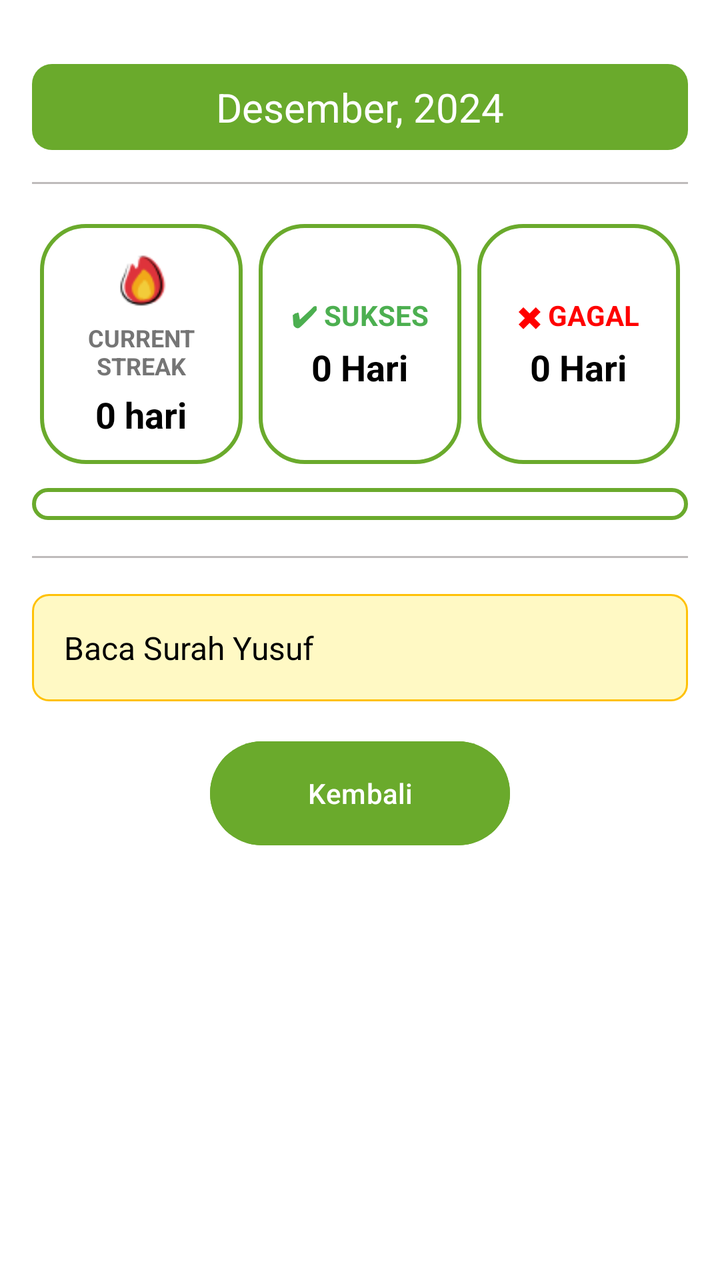
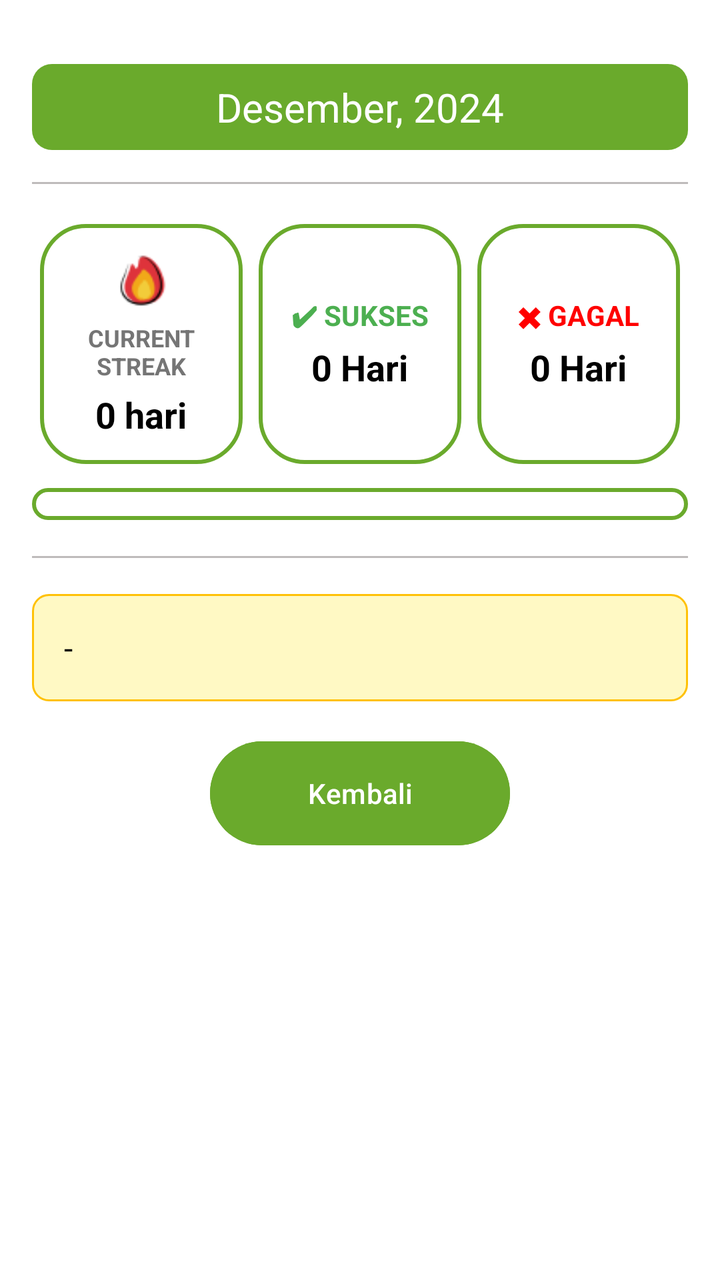

Compare the two renders of this Android layout. The source of the first and the diff that turns it into the second are given below.
<!-- AndroidManifest.xml: application theme Theme.BrightHabit -->
<!-- res/layout/activity_habit_detail.xml -->
<?xml version="1.0" encoding="utf-8"?>
<ScrollView xmlns:android="http://schemas.android.com/apk/res/android"
    android:layout_width="match_parent"
    android:layout_height="match_parent"
    android:background="#FFFFFF"
    android:padding="16dp">

    <LinearLayout
        android:layout_width="match_parent"
        android:layout_height="wrap_content"
        android:orientation="vertical">

        
        <TextView
            android:id="@+id/tvMonthYear"
            android:layout_width="match_parent"
            android:layout_height="wrap_content"
            android:layout_marginVertical="16dp"
            android:gravity="center"
            android:text="Desember, 2024"
            android:textColor="@color/white"
            android:textSize="20sp"
            android:background="@drawable/rounded_rectangle"
            android:layout_marginBottom="16dp" />

        
        <View
            android:layout_width="match_parent"
            android:layout_height="1dp"
            android:background="@color/gray"/>

        
        <LinearLayout
            android:layout_width="match_parent"
            android:layout_height="wrap_content"
            android:orientation="horizontal"
            android:weightSum="3"
            android:layout_marginTop="16dp">

            
            <LinearLayout
                android:layout_width="0dp"
                android:layout_height="120dp"
                android:layout_weight="1"
                android:layout_margin="4dp"
                android:orientation="vertical"
                android:background="@drawable/shape"
                android:gravity="center"
                android:padding="8dp">

                <ImageView
                    android:id="@+id/ivStreakIcon"
                    android:layout_width="32dp"
                    android:layout_height="32dp"
                    android:src="@drawable/ic_fire" />

                <TextView
                    android:layout_width="match_parent"
                    android:layout_height="wrap_content"
                    android:layout_marginTop="4dp"
                    android:text="CURRENT STREAK"
                    android:textColor="#757575"
                    android:textSize="12sp"
                    android:textStyle="bold"
                    android:gravity="center" />

                <TextView
                    android:id="@+id/tvCurrentStreak"
                    android:layout_width="wrap_content"
                    android:layout_height="wrap_content"
                    android:layout_marginTop="4dp"
                    android:text="0 hari"
                    android:textColor="#000000"
                    android:textSize="18sp"
                    android:textStyle="bold" />
            </LinearLayout>

            
            <LinearLayout
                android:layout_width="0dp"
                android:layout_height="120dp"
                android:layout_weight="1"
                android:layout_margin="4dp"
                android:orientation="vertical"
                android:background="@drawable/shape"
                android:gravity="center"
                android:padding="8dp">

                <TextView
                    android:layout_width="wrap_content"
                    android:layout_height="wrap_content"
                    android:text="✔ SUKSES"
                    android:textColor="#4CAF50"
                    android:textStyle="bold" />

                <TextView
                    android:id="@+id/tvSuccessDays"
                    android:layout_width="wrap_content"
                    android:layout_height="wrap_content"
                    android:layout_marginTop="4dp"
                    android:text="0 Hari"
                    android:textColor="#000000"
                    android:textSize="18sp"
                    android:textStyle="bold" />
            </LinearLayout>

            
            <LinearLayout
                android:layout_width="0dp"
                android:layout_height="120dp"
                android:layout_weight="1"
                android:layout_margin="4dp"
                android:orientation="vertical"
                android:background="@drawable/shape"
                android:gravity="center"
                android:padding="8dp">

                <TextView
                    android:layout_width="wrap_content"
                    android:layout_height="wrap_content"
                    android:text="✖ GAGAL"
                    android:textColor="#FF0000"
                    android:textStyle="bold" />

                <TextView
                    android:id="@+id/tvFailedDays"
                    android:layout_width="wrap_content"
                    android:layout_height="wrap_content"
                    android:layout_marginTop="4dp"
                    android:text="0 Hari"
                    android:textColor="#000000"
                    android:textSize="18sp"
                    android:textStyle="bold" />
            </LinearLayout>
        </LinearLayout>

        
        <androidx.recyclerview.widget.RecyclerView
            android:id="@+id/calendarView"
            android:layout_width="match_parent"
            android:layout_height="wrap_content"
            android:clipToPadding="false"
            android:background="@drawable/shape"
            android:padding="8dp"
            android:layout_marginTop="8dp" />

        
        <View
            android:layout_width="match_parent"
            android:layout_height="1dp"
            android:background="@color/gray"
            android:layout_marginTop="18dp"/>

        
        <TextView
            android:id="@+id/tvNote"
            android:layout_width="match_parent"
            android:layout_height="wrap_content"
            android:layout_marginTop="18dp"
            android:background="@drawable/note_background"
            android:padding="16dp"
            android:text="Baca Surah Yusuf"
            android:textColor="#000000"
            android:textSize="16sp" />

        
        <Button
            android:id="@+id/btnBack"
            android:layout_width="150dp"
            android:layout_height="60dp"
            android:layout_marginTop="16dp"
            android:text="Kembali"
            android:backgroundTint="@color/green"
            android:textColor="#FFFFFF"
            android:layout_gravity="center" />

    </LinearLayout>
</ScrollView>
<!-- resources referenced by this layout -->
<resources>
  <color name="gray">#BEBBBB</color>
  <color name="green">#6AAA2C</color>
  <color name="white">#FFFFFFFF</color>
  <!-- drawable ic_fire: png bitmap (drawable, 1712 bytes) -->
  <!-- drawable note_background (drawable) -->
  <shape xmlns:android="http://schemas.android.com/apk/res/android">
      <solid android:color="#FFF9C4" /> 
      <corners android:radius="8dp" /> 
      <stroke
          android:width="1dp"
          android:color="#FFC107" /> 
  </shape>
  <!-- drawable rounded_rectangle (drawable) -->
  <?xml version="1.0" encoding="utf-8"?>
  <shape xmlns:android="http://schemas.android.com/apk/res/android">
      <solid android:color="@color/green"/> 
      <corners android:radius="10dp"/>  
      <padding
          android:left="16dp"
          android:right="16dp"
          android:top="8dp"
          android:bottom="8dp"/>
  </shape>
  <!-- drawable shape (drawable) -->
  <?xml version="1.0" encoding="utf-8"?>
  <shape xmlns:android="http://schemas.android.com/apk/res/android">
      <solid android:color="#FFFFFF"/>
  
      <corners android:radius="22dp"/>
  
      <stroke
          android:width="2dp"
          android:color="#6AAA2C"/>
  
      <padding
          android:left="4dp"
          android:right="4dp"
          android:top="4dp"
          android:bottom="4dp"/>
  
  </shape>
  <style name="Theme.BrightHabit" parent="Base.Theme.BrightHabit" />
  <style name="Base.Theme.BrightHabit" parent="Theme.Material3.DayNight.NoActionBar">
          
          
      </style>
</resources>

<!-- the commit's change to res/layout/activity_habit_detail.xml (unified diff, before → after) -->
@@ -159,7 +159,7 @@
             android:layout_marginTop="18dp"
             android:background="@drawable/note_background"
             android:padding="16dp"
-            android:text="Baca Surah Yusuf"
+            android:text="-"
             android:textColor="#000000"
             android:textSize="16sp" />
 
